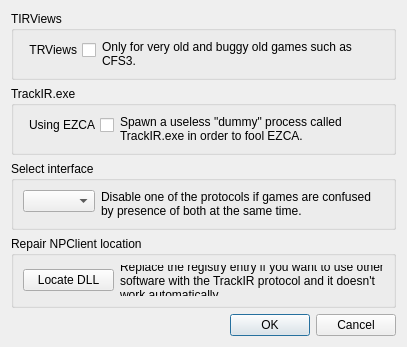
The window that ftnoir_protocol_ft/ftnoir_ftcontrols.ui (opentrack/opentrack) describes before a commit, drawn with Qt 5.
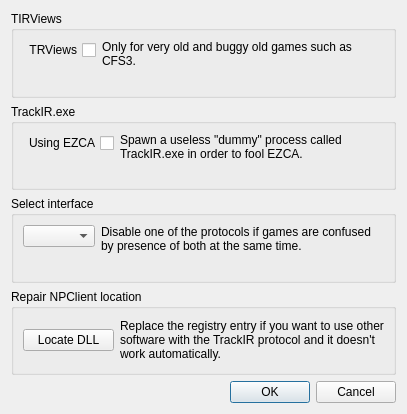
The same window after the commit. Icons and pictures are not drawn.

Diff of the .ui file:
```diff
--- a/ftnoir_protocol_ft/ftnoir_ftcontrols.ui
+++ b/ftnoir_protocol_ft/ftnoir_ftcontrols.ui
@@ -13,7 +13,7 @@
     <x>0</x>
     <y>0</y>
     <width>407</width>
-    <height>347</height>
+    <height>414</height>
    </rect>
   </property>
   <property name="sizePolicy">
```
Left out of the diff: 10 changed lines with no effect on the pictures.
